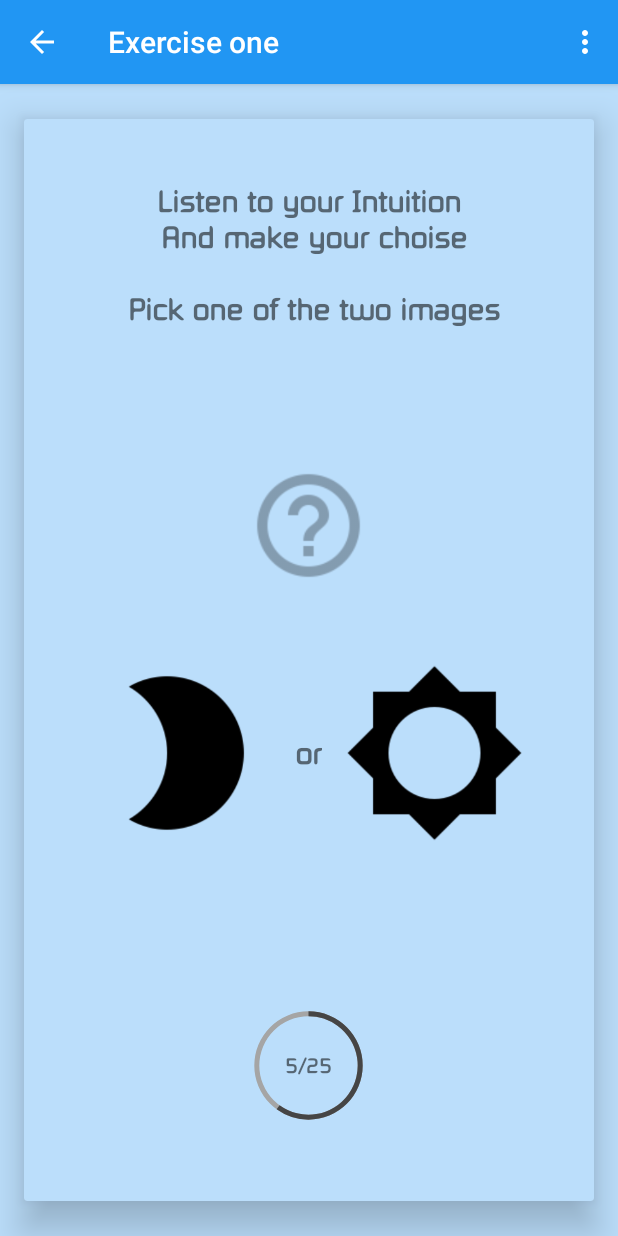
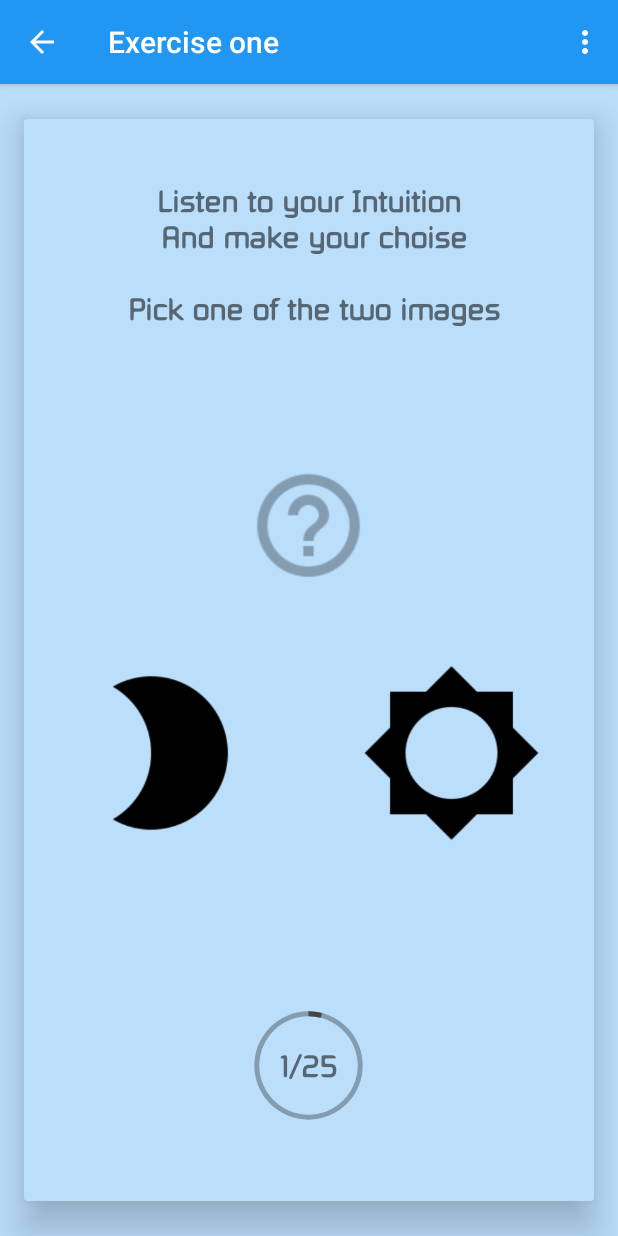
Before and after one commit to RomanTuras/TestIntuition, an Android app: the fragment FragExerciseOne placed in its activity, on a phone screen of 412 x 824 dp. Run offline under Robolectric (Android 15) with nearby library versions, the phone set to English and light mode, and no system bars.

Commit message:
Added class RndHelper in helpers package

```diff
--- a/app/src/main/java/ua/com/spasetv/testintuitions/FragAbout.java
+++ b/app/src/main/java/ua/com/spasetv/testintuitions/FragAbout.java
@@ -55,13 +55,13 @@ public class FragAbout extends Fragment
             mainActivity = (MainActivity) getActivity();
         }
         showTextHelp();
-        restoreActionBar();
+        overrideActionBar();
 
         return view;
     }
 
     /**Set title & back-icon in Action Bar*/
-    private void restoreActionBar() {
+    private void overrideActionBar() {
         mainActivity.overrideActionBar(FRAGMENT_ABOUT);
     }
 
@@ -88,7 +88,7 @@ public class FragAbout extends Fragment
         String tmpString = "";
         String[] arrayTextAbout = getResources().getStringArray(idArray);
         for(String string: arrayTextAbout){
-            tmpString+=string;
+            tmpString += string;
         }
         return tmpString;
     }
--- a/app/src/main/java/ua/com/spasetv/testintuitions/FragExerciseOne.java
+++ b/app/src/main/java/ua/com/spasetv/testintuitions/FragExerciseOne.java
@@ -1,32 +1,58 @@
+/*
+ * Copyright (C) 2015 The Android Open Source Project
+ *
+ * Licensed under the Apache License, Version 2.0 (the "License");
+ * you may not use this file except in compliance with the License.
+ * You may obtain a copy of the License at
+ *
+ *      http://www.apache.org/licenses/LICENSE-2.0
+ *
+ * Unless required by applicable law or agreed to in writing, software
+ * distributed under the License is distributed on an "AS IS" BASIS,
+ * WITHOUT WARRANTIES OR CONDITIONS OF ANY KIND, either express or implied.
+ * See the License for the specific language governing permissions and
+ * limitations under the License.
+ */
+
 package ua.com.spasetv.testintuitions;
 
 import android.app.Activity;
 import android.os.Bundle;
 import android.support.v4.app.Fragment;
-import android.support.v7.widget.CardView;
+import android.util.Log;
 import android.view.LayoutInflater;
+import android.view.MotionEvent;
 import android.view.View;
 import android.view.ViewGroup;
 import android.widget.ImageView;
 import android.widget.ProgressBar;
 
+import ua.com.spasetv.testintuitions.helpers.RndHelper;
 import ua.com.spasetv.testintuitions.tools.DisplayMetrics;
 import ua.com.spasetv.testintuitions.tools.ExTextView;
 import ua.com.spasetv.testintuitions.tools.StaticFields;
 
+/**
+ * Created by Roman Turas on 13/12/2015.
+ * Fragment Exercise One.
+ */
+
 public class FragExerciseOne extends Fragment
-        implements StaticFields {
+        implements StaticFields, View.OnTouchListener {
 
     private Activity activity;
     private MainActivity mainActivity;
-    CardView cardExOne;
+    private ProgressBar progressBarExOne;
+    private ExTextView textExOneProgress;
+    private ImageView imgExOneMoon;
+    private ImageView imgExOneSun;
+    private final static int NUMBER_OF_QUESTIONS = 25;
 
     @Override
     public void onAttach(Activity activity){
         super.onAttach(activity);
         this.activity = activity;
     }
-
 
     public View onCreateView(LayoutInflater inflater, ViewGroup viewGroup,
                              Bundle saveInstanceState){
@@ -45,33 +71,59 @@ public class FragExerciseOne extends Fragment
         imgExOneQuestion.getLayoutParams().width = widthImage;
         imgExOneQuestion.getLayoutParams().height = widthImage;
 
-        ImageView imgExOneMoon = (ImageView) view.findViewById(R.id.imgExOneMoon);
+        imgExOneMoon = (ImageView) view.findViewById(R.id.imgExOneMoon);
         imgExOneMoon.getLayoutParams().height = widthImage + widthImage/2;
         imgExOneMoon.getLayoutParams().height = widthImage + widthImage/2;
+        imgExOneMoon.setOnTouchListener(this);
 
-        ImageView imgExOneSun = (ImageView) view.findViewById(R.id.imgExOneSun);
+        imgExOneSun = (ImageView) view.findViewById(R.id.imgExOneSun);
         imgExOneSun.getLayoutParams().height = widthImage + widthImage/2;
         imgExOneSun.getLayoutParams().height = widthImage + widthImage/2;
+        imgExOneSun.setOnTouchListener(this);
 
-        ProgressBar progressBarExOne = (ProgressBar) view.findViewById(R.id.progressBarExOne);
+        textExOneProgress = (ExTextView) view.findViewById(R.id.textExOneProgress);
+        textExOneProgress.setTextSize(textSize);
+        progressBarExOne = (ProgressBar) view.findViewById(R.id.progressBarExOne);
         progressBarExOne.getLayoutParams().width = widthImage;
         progressBarExOne.getLayoutParams().height = widthImage;
 
         mainActivity = (MainActivity) getActivity();
 
-        restoreActionBar();
+        overrideActionBar();
+        setProgressBar(0);
 
         return view;
     }
 
     @Override
+    public boolean onTouch(View view, MotionEvent motionEvent) {
+        if(motionEvent.getAction() == MotionEvent.ACTION_DOWN){
+            if(view == imgExOneMoon){
+                Log.d("TG", "imgExOneMoon touch");
+                RndHelper rndHelper = new RndHelper(1);
+                rndHelper.getArrayCorrectAnswers();
+            }else if(view == imgExOneSun){
+                Log.d("TG", "imgExOneSun touch");
+            }
+        }
+        return false;
+    }
+
+    private void setProgressBar(int progress){
+        progress = ++progress;
+        String score = progress+"/"+NUMBER_OF_QUESTIONS;
+        progressBarExOne.setMax(NUMBER_OF_QUESTIONS);
+        progressBarExOne.setProgress(progress);
+        textExOneProgress.setText(score);
+    }
+
+    private void overrideActionBar() {
+        mainActivity.overrideActionBar(FRAGMENT_EXERCISE_ONE);
+    }
+
+    @Override
     public void onStart() {
         super.onStart();
-
-    }
-
-    private void restoreActionBar() {
-        mainActivity.overrideActionBar(FRAGMENT_EXERCISE_ONE);
     }
 
     @Override
--- a/app/src/main/java/ua/com/spasetv/testintuitions/tools/StaticFields.java
+++ b/app/src/main/java/ua/com/spasetv/testintuitions/tools/StaticFields.java
@@ -44,4 +44,15 @@ public interface StaticFields {
     String TAG_EXERCISE_THREE = "EXERCISE_THREE";
     String TAG_STATISTIC = "STATISTIC";
 
+    // id Exercises
+    int EXERCISE_ONE = 1;
+    int EXERCISE_TWO = 2;
+    int EXERCISE_THREE = 3;
+
+    // Describe quantity of questions for exercises
+    int TOTAL_QUESTIONS_EX_ONE = 25;
+    int TOTAL_QUESTIONS_EX_TWO = 9;
+    int CORRECT_QUESTIONS_EX_TWO = 5;
+    int TOTAL_QUESTIONS_EX_THREE = 20;
+
 }
--- a/app/src/main/res/layout/fragment_exercise_one.xml
+++ b/app/src/main/res/layout/fragment_exercise_one.xml
@@ -20,8 +20,6 @@
         cardView:cardElevation="15dp"
         cardView:cardBackgroundColor="@color/colorPrimaryBackground"
         cardView:cardCornerRadius="2dp" >
-
-
 
         <LinearLayout
             android:layout_width="match_parent"
@@ -68,7 +66,7 @@
 
             <LinearLayout
                 android:orientation="horizontal"
-                android:layout_width="match_parent"
+                android:layout_width="fill_parent"
                 android:layout_height="match_parent"
                 android:layout_weight="1"
                 android:gravity="center_vertical|center_horizontal">
@@ -80,13 +78,25 @@
                     android:layout_gravity="center_horizontal"
                     android:gravity="center_vertical|center_horizontal">
 
+                    <LinearLayout
+                        android:layout_width="match_parent"
+                        android:layout_height="wrap_content"
+                        android:orientation="horizontal"
+                        android:layout_weight="1"
+                        android:gravity="center_horizontal">
                     <ImageView
                         android:layout_width="150dp"
                         android:layout_height="150dp"
                         android:src="@drawable/ic_brightness_2_black_48dp"
-                        android:id="@+id/imgExOneMoon"
-                        android:layout_weight="0" />
+                        android:id="@+id/imgExOneMoon" />
+                    </LinearLayout>
 
+                    <LinearLayout
+                        android:layout_width="match_parent"
+                        android:layout_height="wrap_content"
+                        android:orientation="horizontal"
+                        android:layout_weight="2"
+                        android:gravity="center_vertical|center_horizontal">
                     <ua.com.spasetv.testintuitions.tools.ExTextView
                         android:layout_width="wrap_content"
                         android:layout_height="wrap_content"
@@ -97,15 +107,22 @@
                         android:text="@string/textExOneOr"
                         android:id="@+id/textExOneOr"
                         android:gravity="center_vertical|center_horizontal"
-                        android:layout_weight="0"
-                        android:maxLines="1" />
+                        android:layout_weight="0" />
+                    </LinearLayout>
 
+                    <LinearLayout
+                        android:layout_width="match_parent"
+                        android:layout_height="wrap_content"
+                        android:orientation="horizontal"
+                        android:layout_weight="1"
+                        android:gravity="center_horizontal">
                     <ImageView
                         android:layout_width="150dp"
                         android:layout_height="150dp"
                         android:src="@drawable/ic_brightness_5_black_48dp"
-                        android:id="@+id/imgExOneSun"
-                        android:layout_weight="0" />
+                        android:id="@+id/imgExOneSun" />
+                    </LinearLayout>
+
                 </LinearLayout>
                 </LinearLayout>
 
--- a/app/src/main/res/values/colors.xml
+++ b/app/src/main/res/values/colors.xml
@@ -1,15 +1,23 @@
 <?xml version="1.0" encoding="utf-8"?>
 <resources>
+    <!-- Status, action bar & background Main S -->
     <color name="colorPrimary">#2196F3</color>
     <color name="colorPrimaryDark">#1976D2</color>
     <color name="colorPrimaryBackground">#BBDEFB</color>
 
+    <!-- Color for cards in main screen -->
     <color name="colorAboutBackground">#CEFC9A</color>
     <color name="colorExOneBackground">#FFAC40</color>
     <color name="colorExTwoBackground">#1CE8B5</color>
     <color name="colorExThreeBackground">#E5ED9C</color>
     <color name="colorStatisticBackground">#E1FFBF</color>
 
-    <color name="colorLightGray">#a5a5a5</color>
+    <!-- Color for fragment About -->
+    <color name="colorFontFragmentAbout">#00F5E9</color>
+    <color name="colorFragmentAboutBackground">#000000</color>
+
+
+    <!-- Color for progress bar ExOne -->
+    <color name="colorLightGray">#839CB0</color>
     <color name="colorDarkGray">#454545</color>
 </resources>
```
Also changed, not shown: app/src/main/java/ua/com/spasetv/testintuitions/helpers/RndHelper.java (added, +75 -0 lines), app/src/main/res/layout/fragment_about.xml (+9 -5 lines).
